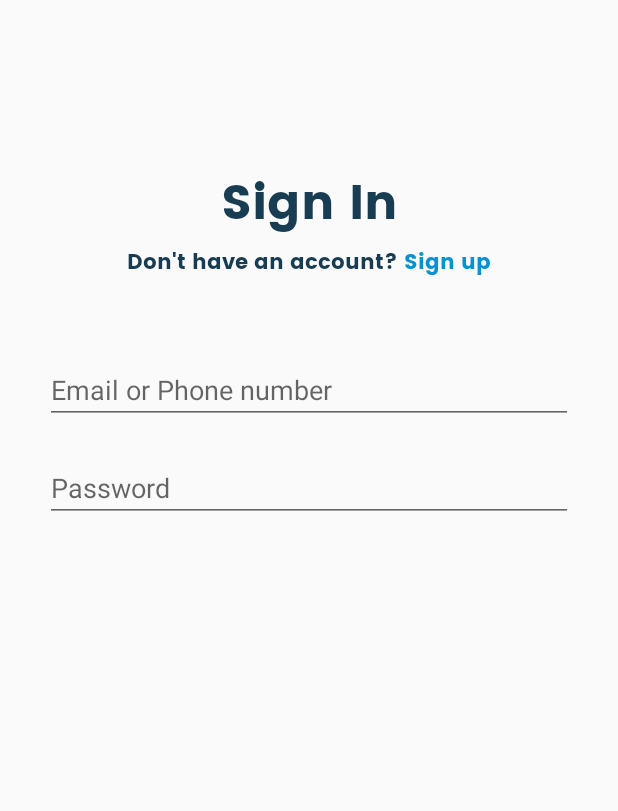
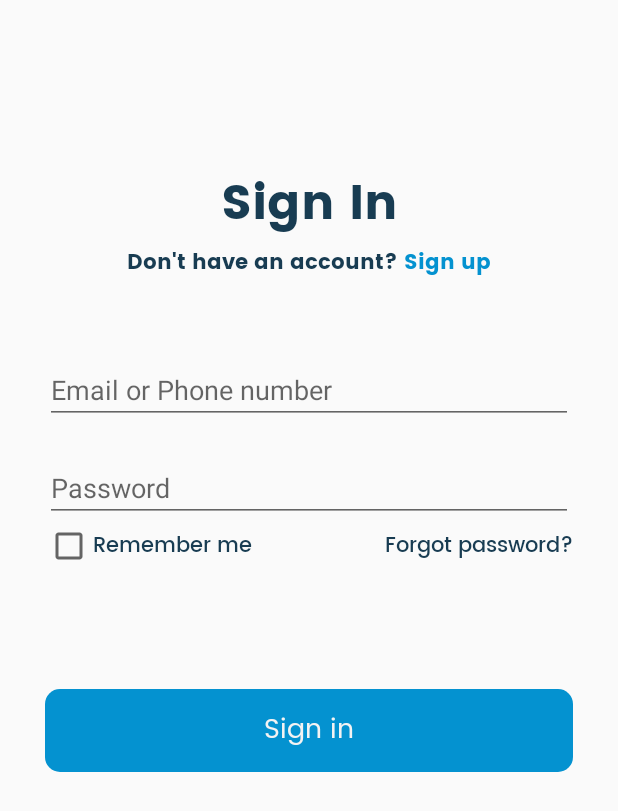
Before and after one commit to darothub/AndroidTemplate, an Android app: the SigninFragment screen opened through its navigation route, on a phone screen of 412 x 824 dp. Shown: the top 811 px of the screen. Run offline under Robolectric (Android 15) with nearby library versions, the light colour scheme and no system bars; our stand-ins replace navigation-ui; libraries missing offline, so code that uses them is left out: com.skydoves.progressview; plain views replace AwesomeTextInputLayout.

Commit message:
added complete signin screen

```diff
--- a/app/src/main/java/com/anapfoundation/covid_19volunteerapp/utils/extensions/StringExtension.kt
+++ b/app/src/main/java/com/anapfoundation/covid_19volunteerapp/utils/extensions/StringExtension.kt
@@ -28,6 +28,7 @@ fun SpannableString.enableClickOnSubstring(start:Int, end:Int, action:() -> Unit
     var clickableSpan = object : ClickableSpan(){
         override fun onClick(widget: View) {
             action.invoke()
+
         }
 
     }
--- /dev/null
+++ b/app/src/main/res/drawable/rounded_button.xml
@@ -0,0 +1,8 @@
+<?xml version="1.0" encoding="utf-8"?>
+
+<shape xmlns:android="http://schemas.android.com/apk/res/android"
+    android:shape="rectangle">
+    <solid android:color="@color/colorPrimary" />
+    <corners android:radius="10dp" />
+
+</shape>
--- a/app/src/main/res/layout/fragment_signin.xml
+++ b/app/src/main/res/layout/fragment_signin.xml
@@ -34,7 +34,6 @@
            app:layout_constraintEnd_toEndOf="parent"
            android:textSize="@dimen/medium_font_size"
            android:textStyle="bold"
-           android:background="@null"
            android:textColor="@color/colorPrimaryDark"
            android:text="@string/signup_link" />
        <ss.anoop.awesometextinputlayout.AwesomeTextInputLayout
@@ -68,6 +67,51 @@
                android:layout_height="wrap_content"
                android:hint="@string/password_hint_text" />
        </ss.anoop.awesometextinputlayout.AwesomeTextInputLayout>
+       <CheckBox
+           android:id="@+id/checkbox"
+           android:layout_width="wrap_content"
+           android:layout_height="wrap_content"
+           app:layout_constraintTop_toBottomOf="@id/passwordField"
+           app:layout_constraintStart_toStartOf="parent"
+
+           />
+       <TextView
+           android:id="@+id/remember_text"
+           android:layout_width="wrap_content"
+           android:layout_height="wrap_content"
+           app:layout_constraintTop_toTopOf="@id/checkbox"
+           app:layout_constraintBottom_toBottomOf="@id/checkbox"
+           app:layout_constraintTop_toBottomOf="@id/passwordField"
+           app:layout_constraintStart_toEndOf="@id/checkbox"
+           android:textSize="@dimen/medium_font_size"
+           android:textStyle="normal"
+           android:textColor="@color/colorPrimaryDark"
+           android:labelFor="@id/checkbox"
+           android:text="@string/remember_me" />
+       <TextView
+           android:id="@+id/forgot_password"
+           android:layout_width="wrap_content"
+           android:layout_height="wrap_content"
+           app:layout_constraintTop_toTopOf="@id/checkbox"
+           app:layout_constraintBottom_toBottomOf="@id/checkbox"
+           app:layout_constraintTop_toBottomOf="@id/passwordField"
+           app:layout_constraintStart_toEndOf="@id/remember_text"
+           app:layout_constraintEnd_toEndOf="@id/passwordField"
+           android:textSize="@dimen/medium_font_size"
+           android:textStyle="normal"
+           android:textColor="@color/colorPrimaryDark"
+           android:labelFor="@id/checkbox"
+           app:layout_constraintHorizontal_bias="1"
+           android:text="@string/forgot_password" />
+
+       <Button
+           android:layout_width="match_parent"
+           android:layout_height="55dp"
+           app:layout_constraintTop_toBottomOf="@id/forgot_password"
+           app:layout_constraintBottom_toBottomOf="parent"
+           app:layout_constraintVertical_bias="0.23"
+           android:text="@string/signin_text"
+           android:background="@drawable/rounded_button"/>
    </androidx.constraintlayout.widget.ConstraintLayout>
 
 </androidx.core.widget.NestedScrollView>
--- a/app/src/main/res/values/strings.xml
+++ b/app/src/main/res/values/strings.xml
@@ -10,4 +10,7 @@
     <string name="signup_link">Don\'t have an account? Sign up</string>
     <string name="email_hint_text">Email or Phone number</string>
     <string name="password_hint_text">Password</string>
+    <string name="remember_me">Remember me</string>
+    <string name="forgot_password">Forgot password?</string>
+    <string name="signin_text">Sign in</string>
 </resources>
```
